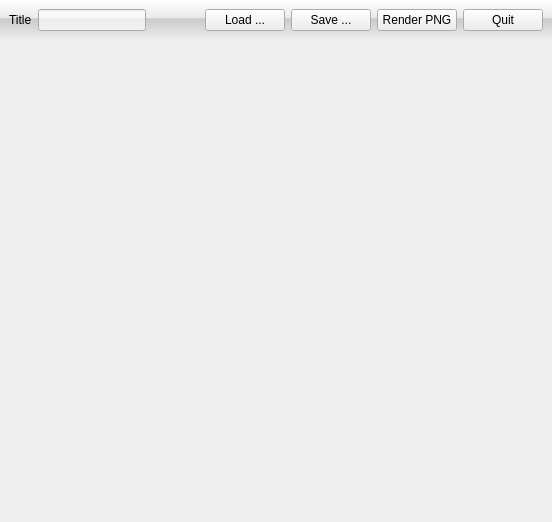
Above: FotoWall.ui from enricoros/fotowall before the change. Below: the same form after it.
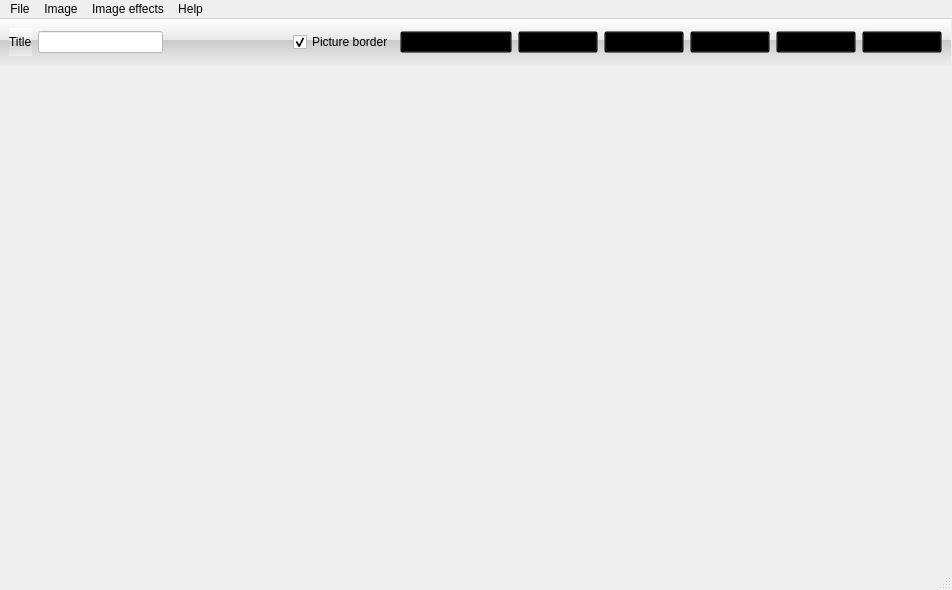
That is the form after the change. Icons and pictures are not drawn.

What changed in the file:
```diff
--- a/FotoWall.ui
+++ b/FotoWall.ui
@@ -1,26 +1,27 @@
 <ui version="4.0" >
- <class>FotoWall</class>
- <widget class="QWidget" name="FotoWall" >
+ <class>MainWindow</class>
+ <widget class="QMainWindow" name="MainWindow" >
   <property name="geometry" >
    <rect>
     <x>0</x>
     <y>0</y>
-    <width>552</width>
-    <height>522</height>
+    <width>952</width>
+    <height>590</height>
    </rect>
   </property>
   <property name="windowTitle" >
    <string>FotoWall 0.21</string>
   </property>
-  <layout class="QVBoxLayout" >
-   <property name="spacing" >
-    <number>0</number>
-   </property>
-   <property name="margin" >
-    <number>0</number>
-   </property>
-   <item>
+  <widget class="QWidget" name="centralwidget" >
     <widget class="QFrame" name="cmdFrame" >
+    <property name="geometry" >
+     <rect>
+      <x>0</x>
+      <y>0</y>
+      <width>951</width>
+      <height>46</height>
+     </rect>
+    </property>
      <property name="styleSheet" >
       <string notr="true" >QFrame {
     background-color: qlineargradient(spread:pad, x1:0, y1:0, x2:0, y2:1, stop:0 rgba(255, 255, 255, 255), stop:0.461 rgba(232, 232, 232, 255), stop:0.463 rgba(202, 202, 202, 255), stop:1 rgba(237, 237, 237, 255))
@@ -33,7 +34,8 @@
       <item>
        <widget class="QLabel" name="label" >
         <property name="styleSheet" >
-         <string notr="true" >background-color: transparent</string>
+        <string>color: black
+</string>
         </property>
         <property name="text" >
          <string>Title</string>
@@ -50,7 +52,7 @@
           <active>
            <colorrole role="Base" >
             <brush brushstyle="SolidPattern" >
-             <color alpha="160" >
+            <color alpha="255" >
               <red>255</red>
               <green>255</green>
               <blue>255</blue>
@@ -61,7 +63,7 @@
           <inactive>
            <colorrole role="Base" >
             <brush brushstyle="SolidPattern" >
-             <color alpha="160" >
+            <color alpha="255" >
               <red>255</red>
               <green>255</green>
               <blue>255</blue>
@@ -82,6 +84,9 @@
           </disabled>
          </palette>
         </property>
+       <property name="styleSheet" >
+        <string>background-color: white</string>
+       </property>
         <property name="text" >
          <string/>
         </property>
@@ -100,47 +105,155 @@
         </property>
        </spacer>
       </item>
+     <item>
+      <widget class="QCheckBox" name="pictureBorderCheckbox" >
+       <property name="styleSheet" >
+        <string>color: black;</string>
+       </property>
+       <property name="text" >
+        <string>Picture border</string>
+       </property>
+       <property name="checked" >
+        <bool>true</bool>
+       </property>
+      </widget>
+     </item>
+     <item>
+      <widget class="QPushButton" name="pictureBackgroundButton" >
+       <property name="styleSheet" >
+        <string>background-color : transparent; color:black</string>
+       </property>
+       <property name="text" >
+        <string>Picture background</string>
+       </property>
+      </widget>
+     </item>
       <item>
        <widget class="QPushButton" name="loadButton" >
         <property name="palette" >
          <palette>
           <active>
+          <colorrole role="WindowText" >
+           <brush brushstyle="SolidPattern" >
+            <color alpha="255" >
+             <red>0</red>
+             <green>0</green>
+             <blue>0</blue>
+            </color>
+           </brush>
+          </colorrole>
            <colorrole role="Button" >
             <brush brushstyle="SolidPattern" >
-             <color alpha="160" >
-              <red>238</red>
-              <green>238</green>
-              <blue>238</blue>
+            <color alpha="0" >
+             <red>0</red>
+             <green>0</green>
+             <blue>0</blue>
+            </color>
+           </brush>
+          </colorrole>
+          <colorrole role="Text" >
+           <brush brushstyle="SolidPattern" >
+            <color alpha="255" >
+             <red>0</red>
+             <green>0</green>
+             <blue>0</blue>
+            </color>
+           </brush>
+          </colorrole>
+          <colorrole role="ButtonText" >
+           <brush brushstyle="SolidPattern" >
+            <color alpha="255" >
+             <red>0</red>
+             <green>0</green>
+             <blue>0</blue>
              </color>
             </brush>
            </colorrole>
           </active>
           <inactive>
+          <colorrole role="WindowText" >
+           <brush brushstyle="SolidPattern" >
+            <color alpha="255" >
+             <red>0</red>
+             <green>0</green>
+             <blue>0</blue>
+            </color>
+           </brush>
+          </colorrole>
            <colorrole role="Button" >
             <brush brushstyle="SolidPattern" >
-             <color alpha="160" >
-              <red>238</red>
-              <green>238</green>
-              <blue>238</blue>
+            <color alpha="0" >
+             <red>0</red>
+             <green>0</green>
+             <blue>0</blue>
+            </color>
+           </brush>
+          </colorrole>
+          <colorrole role="Text" >
+           <brush brushstyle="SolidPattern" >
+            <color alpha="255" >
+             <red>0</red>
+             <green>0</green>
+             <blue>0</blue>
+            </color>
+           </brush>
+          </colorrole>
+          <colorrole role="ButtonText" >
+           <brush brushstyle="SolidPattern" >
+            <color alpha="255" >
+             <red>0</red>
+             <green>0</green>
+             <blue>0</blue>
              </color>
             </brush>
            </colorrole>
           </inactive>
           <disabled>
+          <colorrole role="WindowText" >
+           <brush brushstyle="SolidPattern" >
+            <color alpha="255" >
+             <red>0</red>
+             <green>0</green>
+             <blue>0</blue>
+            </color>
+           </brush>
+          </colorrole>
            <colorrole role="Button" >
             <brush brushstyle="SolidPattern" >
-             <color alpha="160" >
-              <red>238</red>
-              <green>238</green>
-              <blue>238</blue>
+            <color alpha="0" >
+             <red>0</red>
+             <green>0</green>
+             <blue>0</blue>
+            </color>
+           </brush>
+          </colorrole>
+          <colorrole role="Text" >
+           <brush brushstyle="SolidPattern" >
+            <color alpha="255" >
+             <red>0</red>
+             <green>0</green>
+             <blue>0</blue>
+            </color>
+           </brush>
+          </colorrole>
+          <colorrole role="ButtonText" >
+           <brush brushstyle="SolidPattern" >
+            <color alpha="255" >
+             <red>0</red>
+             <green>0</green>
+             <blue>0</blue>
              </color>
             </brush>
            </colorrole>
           </disabled>
          </palette>
         </property>
+       <property name="styleSheet" >
+        <string>background-color : transparent; color:black
+</string>
+       </property>
         <property name="text" >
-         <string>Load ...</string>
+        <string>Load...</string>
         </property>
        </widget>
       </item>
@@ -149,42 +262,138 @@
         <property name="palette" >
          <palette>
           <active>
+          <colorrole role="WindowText" >
+           <brush brushstyle="SolidPattern" >
+            <color alpha="255" >
+             <red>0</red>
+             <green>0</green>
+             <blue>0</blue>
+            </color>
+           </brush>
+          </colorrole>
            <colorrole role="Button" >
             <brush brushstyle="SolidPattern" >
-             <color alpha="160" >
-              <red>238</red>
-              <green>238</green>
-              <blue>238</blue>
+            <color alpha="0" >
+             <red>0</red>
+             <green>0</green>
+             <blue>0</blue>
+            </color>
+           </brush>
+          </colorrole>
+          <colorrole role="Text" >
+           <brush brushstyle="SolidPattern" >
+            <color alpha="255" >
+             <red>0</red>
+             <green>0</green>
+             <blue>0</blue>
+            </color>
+           </brush>
+          </colorrole>
+          <colorrole role="ButtonText" >
+           <brush brushstyle="SolidPattern" >
+            <color alpha="255" >
+             <red>0</red>
+             <green>0</green>
+             <blue>0</blue>
              </color>
             </brush>
            </colorrole>
           </active>
           <inactive>
+          <colorrole role="WindowText" >
+           <brush brushstyle="SolidPattern" >
+            <color alpha="255" >
+             <red>0</red>
+             <green>0</green>
+             <blue>0</blue>
+            </color>
+           </brush>
+          </colorrole>
            <colorrole role="Button" >
             <brush brushstyle="SolidPattern" >
-             <color alpha="160" >
-              <red>238</red>
-              <green>238</green>
-              <blue>238</blue>
+            <color alpha="0" >
+             <red>0</red>
+             <green>0</green>
+             <blue>0</blue>
+            </color>
+           </brush>
+          </colorrole>
+          <colorrole role="Text" >
+           <brush brushstyle="SolidPattern" >
+            <color alpha="255" >
+             <red>0</red>
+             <green>0</green>
+             <blue>0</blue>
+            </color>
+           </brush>
+          </colorrole>
+          <colorrole role="ButtonText" >
+           <brush brushstyle="SolidPattern" >
+            <color alpha="255" >
+             <red>0</red>
+             <green>0</green>
+             <blue>0</blue>
              </color>
             </brush>
            </colorrole>
           </inactive>
           <disabled>
+          <colorrole role="WindowText" >
+           <brush brushstyle="SolidPattern" >
+            <color alpha="255" >
+             <red>0</red>
+             <green>0</green>
+             <blue>0</blue>
+            </color>
+           </brush>
+          </colorrole>
            <colorrole role="Button" >
             <brush brushstyle="SolidPattern" >
-             <color alpha="160" >
-              <red>238</red>
-              <green>238</green>
-              <blue>238</blue>
+            <color alpha="0" >
+             <red>0</red>
+             <green>0</green>
+             <blue>0</blue>
+            </color>
+           </brush>
+          </colorrole>
+          <colorrole role="Text" >
+           <brush brushstyle="SolidPattern" >
+            <color alpha="255" >
+             <red>0</red>
+             <green>0</green>
+             <blue>0</blue>
+            </color>
+           </brush>
+          </colorrole>
+          <colorrole role="ButtonText" >
+           <brush brushstyle="SolidPattern" >
+            <color alpha="255" >
+             <red>0</red>
+             <green>0</green>
+             <blue>0</blue>
              </color>
             </brush>
            </colorrole>
           </disabled>
          </palette>
         </property>
+       <property name="styleSheet" >
+        <string>background-color: transparent;
+color:black;</string>
+       </property>
         <property name="text" >
-         <string>Save ...</string>
+        <string>Save...</string>
+       </property>
+      </widget>
+     </item>
+     <item>
+      <widget class="QPushButton" name="addPictures" >
+       <property name="styleSheet" >
+        <string>background-color: transparent;
+color:black;</string>
+       </property>
+       <property name="text" >
+        <string>Add Pictures</string>
         </property>
        </widget>
       </item>
@@ -193,40 +402,125 @@
         <property name="palette" >
          <palette>
           <active>
+          <colorrole role="WindowText" >
+           <brush brushstyle="SolidPattern" >
+            <color alpha="255" >
+             <red>0</red>
+             <green>0</green>
+             <blue>0</blue>
+            </color>
+           </brush>
+          </colorrole>
            <colorrole role="Button" >
             <brush brushstyle="SolidPattern" >
-             <color alpha="160" >
-              <red>238</red>
-              <green>238</green>
-              <blue>238</blue>
+            <color alpha="0" >
+             <red>0</red>
+             <green>0</green>
+             <blue>0</blue>
+            </color>
+           </brush>
+          </colorrole>
+          <colorrole role="Text" >
+           <brush brushstyle="SolidPattern" >
+            <color alpha="255" >
+             <red>0</red>
+             <green>0</green>
+             <blue>0</blue>
+            </color>
+           </brush>
+          </colorrole>
+          <colorrole role="ButtonText" >
+           <brush brushstyle="SolidPattern" >
+            <color alpha="255" >
+             <red>0</red>
+             <green>0</green>
+             <blue>0</blue>
              </color>
             </brush>
            </colorrole>
           </active>
           <inactive>
+          <colorrole role="WindowText" >
+           <brush brushstyle="SolidPattern" >
+            <color alpha="255" >
+             <red>0</red>
+             <green>0</green>
+             <blue>0</blue>
+            </color>
+           </brush>
+          </colorrole>
            <colorrole role="Button" >
             <brush brushstyle="SolidPattern" >
-             <color alpha="160" >
-              <red>238</red>
-              <green>238</green>
-              <blue>238</blue>
+            <color alpha="0" >
+             <red>0</red>
+             <green>0</green>
+             <blue>0</blue>
+            </color>
+           </brush>
+          </colorrole>
+          <colorrole role="Text" >
+           <brush brushstyle="SolidPattern" >
+            <color alpha="255" >
+             <red>0</red>
+             <green>0</green>
+             <blue>0</blue>
+            </color>
+           </brush>
+          </colorrole>
+          <colorrole role="ButtonText" >
+           <brush brushstyle="SolidPattern" >
+            <color alpha="255" >
+             <red>0</red>
+             <green>0</green>
+             <blue>0</blue>
              </color>
             </brush>
            </colorrole>
           </inactive>
           <disabled>
+          <colorrole role="WindowText" >
+           <brush brushstyle="SolidPattern" >
+            <color alpha="255" >
+             <red>0</red>
+             <green>0</green>
+             <blue>0</blue>
+            </color>
+           </brush>
+          </colorrole>
            <colorrole role="Button" >
             <brush brushstyle="SolidPattern" >
-             <color alpha="160" >
-              <red>238</red>
-              <green>238</green>
-              <blue>238</blue>
+            <color alpha="0" >
+             <red>0</red>
+             <green>0</green>
+             <blue>0</blue>
+            </color>
+           </brush>
+          </colorrole>
+          <colorrole role="Text" >
+           <brush brushstyle="SolidPattern" >
+            <color alpha="255" >
+             <red>0</red>
+             <green>0</green>
+             <blue>0</blue>
+            </color>
+           </brush>
+          </colorrole>
+          <colorrole role="ButtonText" >
+           <brush brushstyle="SolidPattern" >
+            <color alpha="255" >
+             <red>0</red>
+             <green>0</green>
+             <blue>0</blue>
              </color>
             </brush>
            </colorrole>
           </disabled>
          </palette>
         </property>
+       <property name="styleSheet" >
+        <string>background-color: transparent;
+color:black;</string>
+       </property>
         <property name="text" >
          <string>Render PNG</string>
         </property>
@@ -234,42 +528,9 @@
       </item>
       <item>
        <widget class="QPushButton" name="quitButton" >
-        <property name="palette" >
-         <palette>
-          <active>
-           <colorrole role="Button" >
-            <brush brushstyle="SolidPattern" >
-             <color alpha="160" >
-              <red>238</red>
-              <green>238</green>
-              <blue>238</blue>
-             </color>
-            </brush>
-           </colorrole>
-          </active>
-          <inactive>
-           <colorrole role="Button" >
-            <brush brushstyle="SolidPattern" >
-             <color alpha="160" >
-              <red>238</red>
-              <green>238</green>
-              <blue>238</blue>
-             </color>
-            </brush>
-           </colorrole>
-          </inactive>
-          <disabled>
-           <colorrole role="Button" >
-            <brush brushstyle="SolidPattern" >
-             <color alpha="160" >
-              <red>238</red>
-              <green>238</green>
-              <blue>238</blue>
-             </color>
-            </brush>
-           </colorrole>
-          </disabled>
-         </palette>
+       <property name="styleSheet" >
+        <string>background-color: transparent;
+color:black;</string>
         </property>
         <property name="text" >
          <string>Quit</string>
@@ -278,18 +539,145 @@
       </item>
      </layout>
     </widget>
-   </item>
-   <item>
-    <widget class="QWidget" native="1" name="centralWidget" >
-     <property name="sizePolicy" >
-      <sizepolicy vsizetype="MinimumExpanding" hsizetype="Preferred" >
-       <horstretch>0</horstretch>
-       <verstretch>0</verstretch>
-      </sizepolicy>
-     </property>
-    </widget>
-   </item>
-  </layout>
+   <widget class="QWidget" native="1" name="Widget" >
+    <property name="geometry" >
+     <rect>
+      <x>0</x>
+      <y>40</y>
+      <width>951</width>
+      <height>511</height>
+     </rect>
+    </property>
+    <property name="styleSheet" >
+     <string>background-color: transparent;
+color:black;</string>
+    </property>
+   </widget>
+  </widget>
+  <widget class="QMenuBar" name="menubar" >
+   <property name="geometry" >
+    <rect>
+     <x>0</x>
+     <y>0</y>
+     <width>952</width>
+     <height>27</height>
+    </rect>
+   </property>
+   <widget class="QMenu" name="menuFichier" >
+    <property name="title" >
+     <string>File</string>
+    </property>
+    <addaction name="actionLoad" />
+    <addaction name="actionSave" />
+    <addaction name="actionQuit" />
+   </widget>
+   <widget class="QMenu" name="menuImage_effects" >
+    <property name="title" >
+     <string>Image effects</string>
+    </property>
+    <addaction name="actionBlack_and_White" />
+    <addaction name="actionNVG" />
+    <addaction name="actionInvert_colors" />
+    <addaction name="actionHorizontal_flip" />
+    <addaction name="actionVertical_flip" />
+    <addaction name="actionLuminosity" />
+   </widget>
+   <widget class="QMenu" name="menuImage" >
+    <property name="title" >
+     <string>Image</string>
+    </property>
+    <addaction name="actionRotate_90_left" />
+    <addaction name="actionRotate_90_right" />
+    <addaction name="actionSet_as_background" />
+   </widget>
+   <widget class="QMenu" name="menuHelp" >
+    <property name="title" >
+     <string>Help</string>
+    </property>
+    <addaction name="actionDocumentation" />
+   </widget>
+   <addaction name="menuFichier" />
+   <addaction name="menuImage" />
+   <addaction name="menuImage_effects" />
+   <addaction name="menuHelp" />
+  </widget>
+  <widget class="QStatusBar" name="statusbar" />
+  <action name="actionBlack_and_White" >
+   <property name="text" >
+    <string>Black and White (W)</string>
+   </property>
+  </action>
+  <action name="actionInvert_colors" >
+   <property name="text" >
+    <string>Invert colors         (I)</string>
+   </property>
+  </action>
+  <action name="actionLoad" >
+   <property name="text" >
+    <string>Load...</string>
+   </property>
+  </action>
+  <action name="actionSave" >
+   <property name="text" >
+    <string>Save...</string>
+   </property>
+  </action>
+  <action name="actionQuit" >
+   <property name="text" >
+    <string>Quit</string>
+   </property>
+  </action>
+  <action name="actionHorizontal_flip_H" >
+   <property name="text" >
+    <string>Horizontal flip (H)</string>
+   </property>
+  </action>
+  <action name="actionVertical_flip" >
+   <property name="text" >
+    <string>Vertical flip           (V)</string>
+   </property>
+  </action>
+  <action name="actionHorizontal_flip" >
+   <property name="text" >
+    <string>Horizontal flip      (H)</string>
+   </property>
+  </action>
+  <action name="actionRotate_90_left" >
+   <property name="icon" >
+    <iconset>data/rotate_left.png</iconset>
+   </property>
+   <property name="text" >
+    <string>Rotate 90° left       (L)</string>
+   </property>
+  </action>
+  <action name="actionRotate_90_right" >
+   <property name="icon" >
+    <iconset>data/rotate_right.png</iconset>
+   </property>
+   <property name="text" >
+    <string>Rotate 90° right    (R)</string>
+   </property>
+  </action>
+  <action name="actionSet_as_background" >
+   <property name="text" >
+    <string>Set as background</string>
+   </property>
+  </action>
+  <action name="actionDocumentation" >
+   <property name="text" >
+    <string>Documentation</string>
+   </property>
+  </action>
+  <action name="actionNVG" >
+   <property name="text" >
+    <string>Level of gray (NVG)  (B)</string>
+   </property>
+  </action>
+  <action name="actionLuminosity" >
+   <property name="text" >
+    <string>Luminosity</string>
+   </property>
+  </action>
  </widget>
  <resources/>
  <connections/>
```
Left out of the diff: 6 changed lines with no effect on the pictures. Lines whose indentation alone changed are shown as unchanged.
